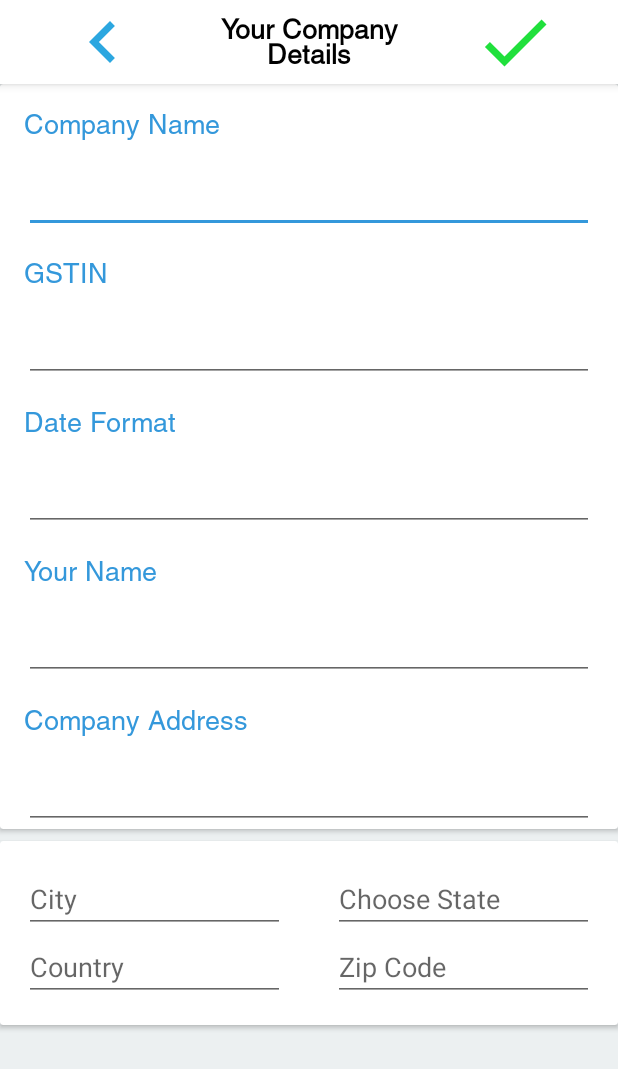
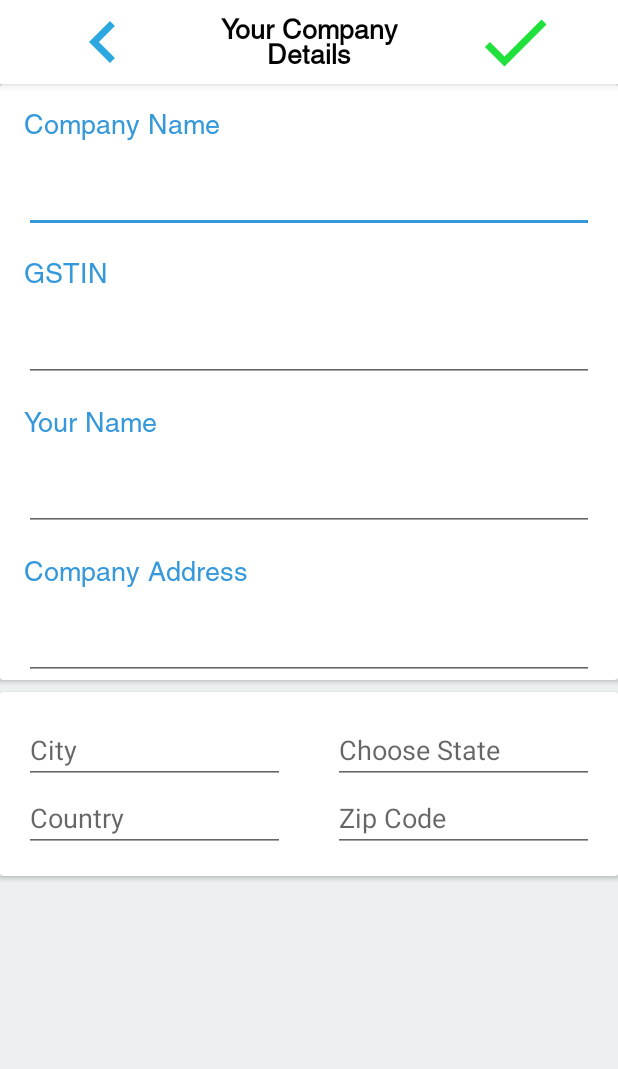
Before and after one commit to UjjwalDeep/InvoiceAndBills, an Android app: the YourCompanyDetailsActivity screen opened directly, with no data from a screen before it, on a phone screen of 412 x 824 dp. Shown: the top 1069 px of the screen. Run offline under Robolectric (Android 15) with nearby library versions, the phone set to English and light mode, and no system bars.

Commit message:
logo and minor fixes

```diff
--- a/app/src/main/AndroidManifest.xml
+++ b/app/src/main/AndroidManifest.xml
@@ -7,13 +7,13 @@
 
     <application
         android:allowBackup="true"
-        android:icon="@mipmap/ic_launcher"
+        android:icon="@mipmap/invoice_logo"
         android:label="@string/app_name"
         android:requestLegacyExternalStorage="true"
         android:roundIcon="@mipmap/ic_launcher_round"
         android:supportsRtl="true"
         android:theme="@style/AppTheme">
-        <activity android:name=".MenuItems.CreditsActivity"></activity>
+        <activity android:name=".MenuItems.CreditsActivity"/>
 
         <provider
             android:name="androidx.core.content.FileProvider"
--- a/app/src/main/res/layout/activity_your_company_details.xml
+++ b/app/src/main/res/layout/activity_your_company_details.xml
@@ -110,20 +110,20 @@
                         android:layout_height="wrap_content"
                         android:layout_marginHorizontal="16dp"
                         />
-                    <TextView
-                        android:layout_width="match_parent"
-                        android:layout_height="wrap_content"
-                        android:text="Date Format"
-                        android:layout_margin="16dp"
-                        android:textSize="18sp"
-                        android:fontFamily="@font/helvetica"
-                        android:textColor="@color/myColorAccent"/>
-                    <EditText
-                        android:layout_width="match_parent"
-                        android:layout_height="wrap_content"
-                        android:layout_marginHorizontal="16dp"
-                        android:editable="false"
-                        />
+<!--                    <TextView-->
+<!--                        android:layout_width="match_parent"-->
+<!--                        android:layout_height="wrap_content"-->
+<!--                        android:text="Date Format"-->
+<!--                        android:layout_margin="16dp"-->
+<!--                        android:textSize="18sp"-->
+<!--                        android:fontFamily="@font/helvetica"-->
+<!--                        android:textColor="@color/myColorAccent"/>-->
+<!--                    <EditText-->
+<!--                        android:layout_width="match_parent"-->
+<!--                        android:layout_height="wrap_content"-->
+<!--                        android:layout_marginHorizontal="16dp"-->
+<!--                        android:editable="false"-->
+<!--                        />-->
                     <TextView
                         android:layout_width="match_parent"
                         android:layout_height="wrap_content"
```
Also changed, not shown: app/src/main/res/mipmap-anydpi-v26/invoice_logo.png (added), app/src/main/res/mipmap-hdpi/invoice_logo.png (added), app/src/main/res/mipmap-mdpi/invoice_logo.png (added), app/src/main/res/mipmap-xhdpi/invoice_logo.png (added), app/src/main/res/mipmap-xxhdpi/invoice_logo.png (added), app/src/main/res/mipmap-xxxhdpi/invoice_logo.png (added).
